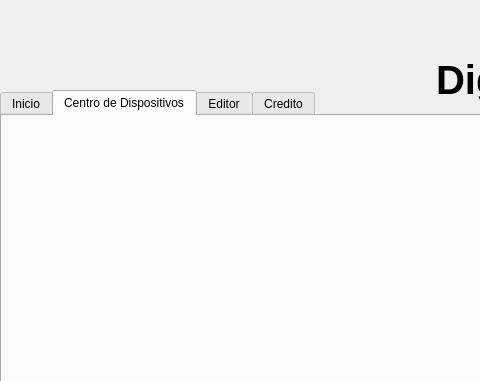
Above: ProyectoQT/Interfaz_Digital_SIgnage_USM/mainwindow.ui from seba-saca/Digital_Signage_USM before the change; both pictures show x 0 to 480 and y 0 to 381 of the 1280 by 720 pixel window. Below: the same form after it.
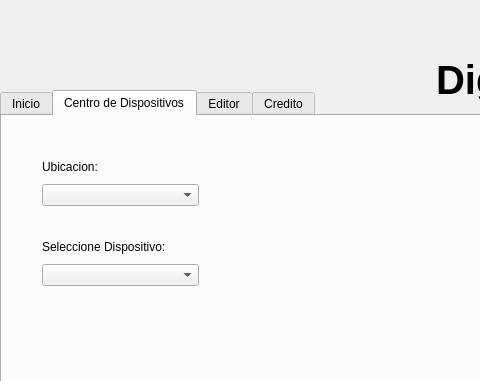
That is the form after the change. The open tabs and pages were chosen to show the change. Icons and pictures are not drawn.

Commit message: Avance_ubicaciones

```diff
--- a/ProyectoQT/Interfaz_Digital_SIgnage_USM/mainwindow.ui
+++ b/ProyectoQT/Interfaz_Digital_SIgnage_USM/mainwindow.ui
@@ -437,6 +437,50 @@
      <attribute name="title">
       <string>Centro de Dispositivos</string>
      </attribute>
+     <widget class="QWidget" name="layoutWidget_5">
+      <property name="geometry">
+       <rect>
+        <x>40</x>
+        <y>40</y>
+        <width>157</width>
+        <height>50</height>
+       </rect>
+      </property>
+      <layout class="QVBoxLayout" name="verticalLayout_20">
+       <item>
+        <widget class="QLabel" name="label_ubicaciones">
+         <property name="text">
+          <string>Ubicacion:</string>
+         </property>
+        </widget>
+       </item>
+       <item>
+        <widget class="QComboBox" name="lista_ubicaciones"/>
+       </item>
+      </layout>
+     </widget>
+     <widget class="QWidget" name="layoutWidget_7">
+      <property name="geometry">
+       <rect>
+        <x>40</x>
+        <y>120</y>
+        <width>157</width>
+        <height>50</height>
+       </rect>
+      </property>
+      <layout class="QVBoxLayout" name="verticalLayout_21">
+       <item>
+        <widget class="QLabel" name="label_dispositivos_centro">
+         <property name="text">
+          <string>Seleccione Dispositivo:</string>
+         </property>
+        </widget>
+       </item>
+       <item>
+        <widget class="QComboBox" name="lista_dispositivos_centro"/>
+       </item>
+      </layout>
+     </widget>
     </widget>
     <widget class="QWidget" name="EditPlantilla">
      <attribute name="title">
```
Left out of the diff: 8 changed lines with no effect on the pictures. The commit also changes 5 other files.
